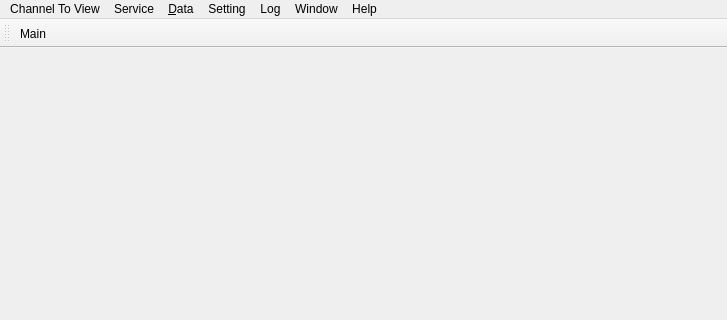
519984307/Container_Multiple_Channels_20200522, file Main/MainWindow/mainwindow.ui: the form before one commit; both pictures show x 0 to 727 and y 0 to 320 of the 727 by 459 pixel window.
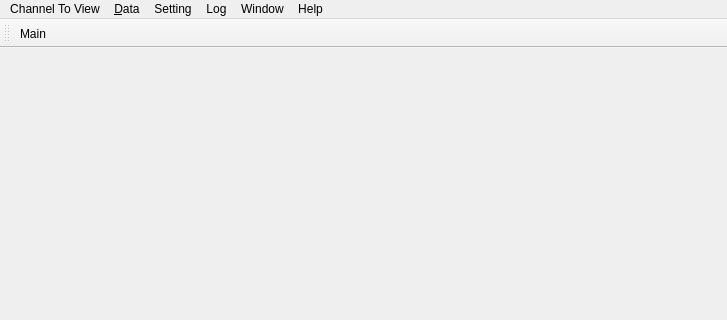
The form after the commit. Icons and pictures are not drawn.

What changed in the file:
```diff
--- a/Main/MainWindow/mainwindow.ui
+++ b/Main/MainWindow/mainwindow.ui
@@ -53,11 +53,6 @@
     </property>
     <addaction name="actionMainWindow"/>
    </widget>
-   <widget class="QMenu" name="menuService">
-    <property name="title">
-     <string>Service</string>
-    </property>
-   </widget>
    <widget class="QMenu" name="menuDatabase">
     <property name="title">
      <string>&amp;Data</string>
@@ -87,7 +82,6 @@
     </property>
    </widget>
    <addaction name="menuChannel_To_View"/>
-   <addaction name="menuService"/>
    <addaction name="menuDatabase"/>
    <addaction name="menuParameter_Setting"/>
    <addaction name="menuLog"/>
```
Left out of the diff: 39 changed lines with no effect on the pictures.
